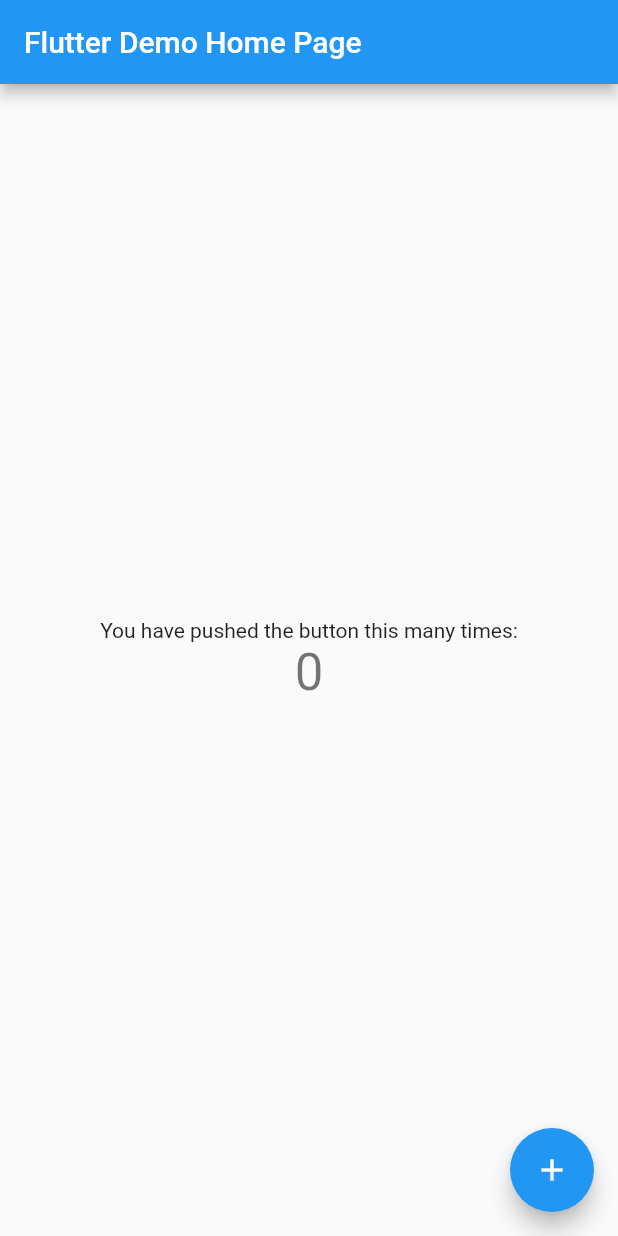
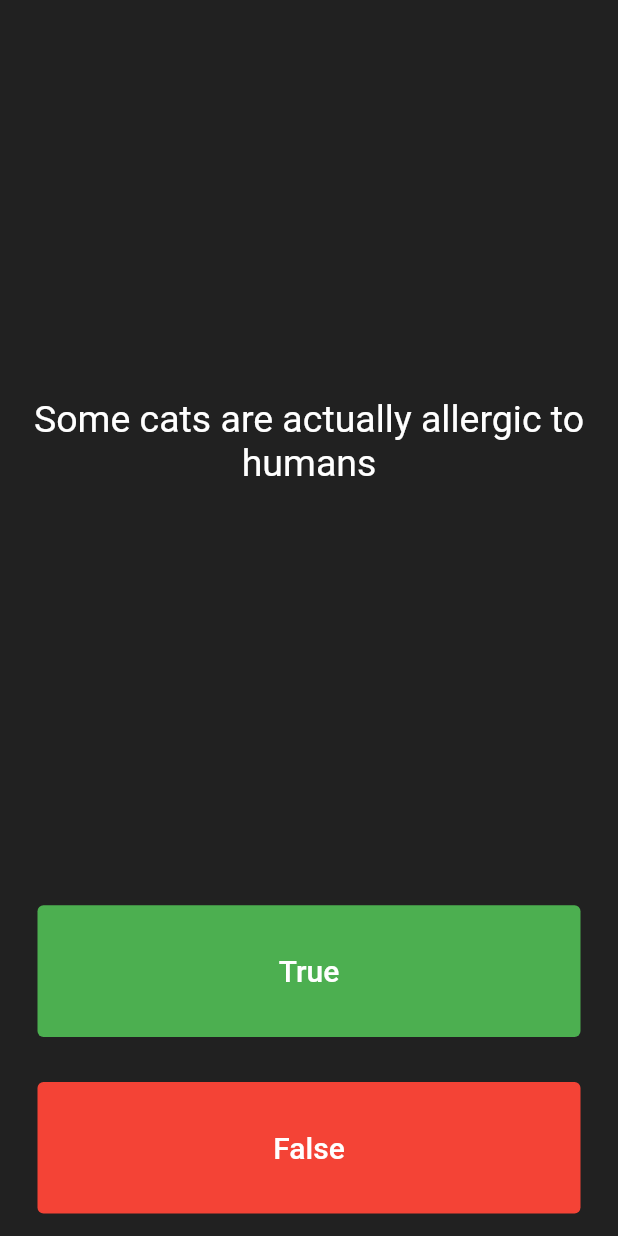
Before and after one commit to BBarisKilic/Quizzler, a Flutter app: the screen it shows after launch, on a phone screen of 412 x 824 dp. Run offline on Flutter 3.47's test engine with Material 2 defaults, Android fonts, the phone set to English and light mode, and no system bars; our stand-ins replace rflutter_alert.

```diff
--- a/lib/main.dart
+++ b/lib/main.dart
@@ -1,113 +1,158 @@
 import 'package:flutter/material.dart';
+import 'package:quizzler/quiz_brain.dart';
+import 'package:rflutter_alert/rflutter_alert.dart';
 
-void main() {
-  runApp(MyApp());
-}
+QuizBrain quizBrain = QuizBrain();
 
-class MyApp extends StatelessWidget {
-  // This widget is the root of your application.
+void main() => runApp(Quizzler());
+
+class Quizzler extends StatelessWidget {
   @override
   Widget build(BuildContext context) {
     return MaterialApp(
-      title: 'Flutter Demo',
-      theme: ThemeData(
-        // This is the theme of your application.
-        //
-        // Try running your application with "flutter run". You'll see the
-        // application has a blue toolbar. Then, without quitting the app, try
-        // changing the primarySwatch below to Colors.green and then invoke
-        // "hot reload" (press "r" in the console where you ran "flutter run",
-        // or simply save your changes to "hot reload" in a Flutter IDE).
-        // Notice that the counter didn't reset back to zero; the application
-        // is not restarted.
-        primarySwatch: Colors.blue,
+      debugShowCheckedModeBanner: false,
+      home: Scaffold(
+        backgroundColor: Colors.grey.shade900,
+        body: SafeArea(
+          child: Padding(
+            padding: EdgeInsets.symmetric(horizontal: 10.0),
+            child: QuizPage(),
+          ),
+        ),
       ),
-      home: MyHomePage(title: 'Flutter Demo Home Page'),
     );
   }
 }
 
-class MyHomePage extends StatefulWidget {
-  MyHomePage({Key key, this.title}) : super(key: key);
-
-  // This widget is the home page of your application. It is stateful, meaning
-  // that it has a State object (defined below) that contains fields that affect
-  // how it looks.
-
-  // This class is the configuration for the state. It holds the values (in this
-  // case the title) provided by the parent (in this case the App widget) and
-  // used by the build method of the State. Fields in a Widget subclass are
-  // always marked "final".
-
-  final String title;
-
+class QuizPage extends StatefulWidget {
   @override
-  _MyHomePageState createState() => _MyHomePageState();
+  _QuizPageState createState() => _QuizPageState();
 }
 
-class _MyHomePageState extends State<MyHomePage> {
-  int _counter = 0;
+class _QuizPageState extends State<QuizPage> {
+  List<Icon> scoreKeeper = [];
 
-  void _incrementCounter() {
+  void checkAnswer(bool userAnswer) {
+    bool answer = quizBrain.getQuestionAnswer();
+
+    if (quizBrain.isFinished) {
+      Alert(
+        context: context,
+        type: AlertType.success,
+        title: "Success!",
+        desc: "You have completed the quiz.",
+        buttons: [
+          DialogButton(
+            child: Text(
+              "Close",
+              style: TextStyle(color: Colors.white, fontSize: 20),
+            ),
+            onPressed: () => Navigator.pop(context),
+            width: 120,
+          )
+        ],
+      ).show().then((value) {
+        setState(() {
+          scoreKeeper.clear();
+          quizBrain.resetQuestionNumber();
+        });
+      });
+    }
+
     setState(() {
-      // This call to setState tells the Flutter framework that something has
-      // changed in this State, which causes it to rerun the build method below
-      // so that the display can reflect the updated values. If we changed
-      // _counter without calling setState(), then the build method would not be
-      // called again, and so nothing would appear to happen.
-      _counter++;
+      if (answer == userAnswer) {
+        scoreKeeper.add(
+          Icon(
+            Icons.check,
+            color: Colors.green,
+          ),
+        );
+      } else {
+        scoreKeeper.add(
+          Icon(
+            Icons.cancel_outlined,
+            color: Colors.red,
+          ),
+        );
+      }
+      quizBrain.gotoNextQuestion();
     });
   }
 
   @override
   Widget build(BuildContext context) {
-    // This method is rerun every time setState is called, for instance as done
-    // by the _incrementCounter method above.
-    //
-    // The Flutter framework has been optimized to make rerunning build methods
-    // fast, so that you can just rebuild anything that needs updating rather
-    // than having to individually change instances of widgets.
-    return Scaffold(
-      appBar: AppBar(
-        // Here we take the value from the MyHomePage object that was created by
-        // the App.build method, and use it to set our appbar title.
-        title: Text(widget.title),
-      ),
-      body: Center(
-        // Center is a layout widget. It takes a single child and positions it
-        // in the middle of the parent.
-        child: Column(
-          // Column is also a layout widget. It takes a list of children and
-          // arranges them vertically. By default, it sizes itself to fit its
-          // children horizontally, and tries to be as tall as its parent.
-          //
-          // Invoke "debug painting" (press "p" in the console, choose the
-          // "Toggle Debug Paint" action from the Flutter Inspector in Android
-          // Studio, or the "Toggle Debug Paint" command in Visual Studio Code)
-          // to see the wireframe for each widget.
-          //
-          // Column has various properties to control how it sizes itself and
-          // how it positions its children. Here we use mainAxisAlignment to
-          // center the children vertically; the main axis here is the vertical
-          // axis because Columns are vertical (the cross axis would be
-          // horizontal).
-          mainAxisAlignment: MainAxisAlignment.center,
-          children: <Widget>[
-            Text(
-              'You have pushed the button this many times:',
+    return Column(
+      mainAxisAlignment: MainAxisAlignment.spaceBetween,
+      crossAxisAlignment: CrossAxisAlignment.stretch,
+      children: <Widget>[
+        Expanded(
+          flex: 5,
+          child: Padding(
+            padding: EdgeInsets.all(10.0),
+            child: Center(
+              child: Text(
+                quizBrain.getQuestionText(),
+                textAlign: TextAlign.center,
+                style: TextStyle(
+                  fontSize: 25.0,
+                  color: Colors.white,
+                ),
+              ),
             ),
-            Text(
-              '$_counter',
-              style: Theme.of(context).textTheme.headline4,
+          ),
+        ),
+        Expanded(
+          child: Padding(
+            padding: EdgeInsets.all(15.0),
+            child: TextButton(
+              style: ButtonStyle(
+                backgroundColor: MaterialStateProperty.all(Colors.green),
+              ),
+              child: Text(
+                'True',
+                style: TextStyle(
+                  color: Colors.white,
+                  fontSize: 20.0,
+                ),
+              ),
+              onPressed: () {
+                //The user picked true.
+                checkAnswer(true);
+              },
             ),
-          ],
+          ),
         ),
-      ),
-      floatingActionButton: FloatingActionButton(
-        onPressed: _incrementCounter,
-        tooltip: 'Increment',
-        child: Icon(Icons.add),
-      ), // This trailing comma makes auto-formatting nicer for build methods.
+        Expanded(
+          child: Padding(
+            padding: EdgeInsets.all(15.0),
+            child: TextButton(
+              style: ButtonStyle(
+                backgroundColor: MaterialStateProperty.all(Colors.red),
+              ),
+              child: Text(
+                'False',
+                style: TextStyle(
+                  fontSize: 20.0,
+                  color: Colors.white,
+                ),
+              ),
+              onPressed: () {
+                //The user picked false.
+                checkAnswer(false);
+              },
+            ),
+          ),
+        ),
+        Row(
+          children: scoreKeeper,
+        ),
+      ],
     );
   }
 }
+
+/*
+question1: 'You can lead a cow down stairs but not up stairs.', false,
+question2: 'Approximately one quarter of human bones are in the feet.', true,
+question3: 'A slug\'s blood is green.', true,
+*/
--- /dev/null
+++ b/lib/question.dart
@@ -0,0 +1,6 @@
+class Question {
+  String questionText;
+  bool questionAnswer;
+
+  Question(this.questionText, this.questionAnswer);
+}
--- /dev/null
+++ b/lib/quiz_brain.dart
@@ -0,0 +1,53 @@
+import 'package:quizzler/question.dart';
+
+class QuizBrain {
+  int _questionNumber = 0;
+
+  List<Question> _questionBank = [
+    Question('Some cats are actually allergic to humans', true),
+    Question('You can lead a cow down stairs but not up stairs.', false),
+    Question('Approximately one quarter of human bones are in the feet.', true),
+    Question('A slug\'s blood is green.', true),
+    Question('Buzz Aldrin\'s mother\'s maiden name was \"Moon\".', true),
+    Question('It is illegal to pee in the Ocean in Portugal.', true),
+    Question(
+        'No piece of square dry paper can be folded in half more than 7 times.',
+        false),
+    Question(
+        'In London, UK, if you happen to die in the House of Parliament, you are technically entitled to a state funeral, because the building is considered too sacred a place.',
+        true),
+    Question(
+        'The loudest sound produced by any animal is 188 decibels. That animal is the African Elephant.',
+        false),
+    Question(
+        'The total surface area of two human lungs is approximately 70 square metres.',
+        true),
+    Question('Google was originally called \"Backrub\".', true),
+    Question(
+        'Chocolate affects a dog\'s heart and nervous system; a few ounces are enough to kill a small dog.',
+        true),
+    Question(
+        'In West Virginia, USA, if you accidentally hit an animal with your car, you are free to take it home to eat.',
+        true),
+  ];
+
+  bool get isFinished => _questionNumber == _questionBank.length - 1;
+
+  void resetQuestionNumber() {
+    _questionNumber = 0;
+  }
+
+  void gotoNextQuestion() {
+    if (_questionNumber < _questionBank.length - 1) {
+      _questionNumber++;
+    }
+  }
+
+  String getQuestionText() {
+    return _questionBank[_questionNumber].questionText;
+  }
+
+  bool getQuestionAnswer() {
+    return _questionBank[_questionNumber].questionAnswer;
+  }
+}
--- a/pubspec.yaml
+++ b/pubspec.yaml
@@ -11,6 +11,7 @@ environment:
 dependencies:
   flutter:
     sdk: flutter
+  rflutter_alert: ^2.0.2
 
   cupertino_icons: ^1.0.2
 
```
Also changed, not shown: pubspec.lock, 54 other files.
